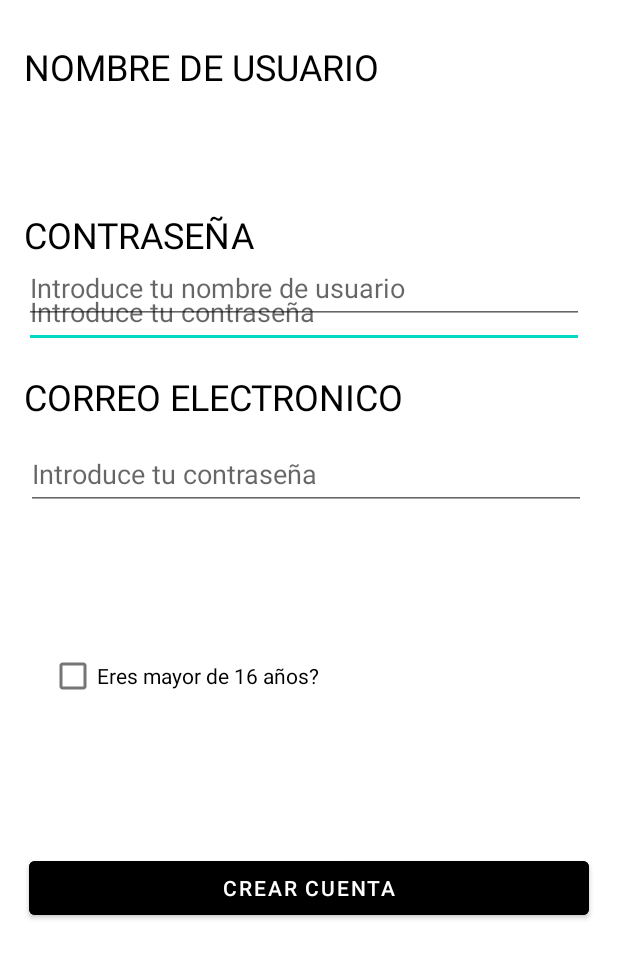
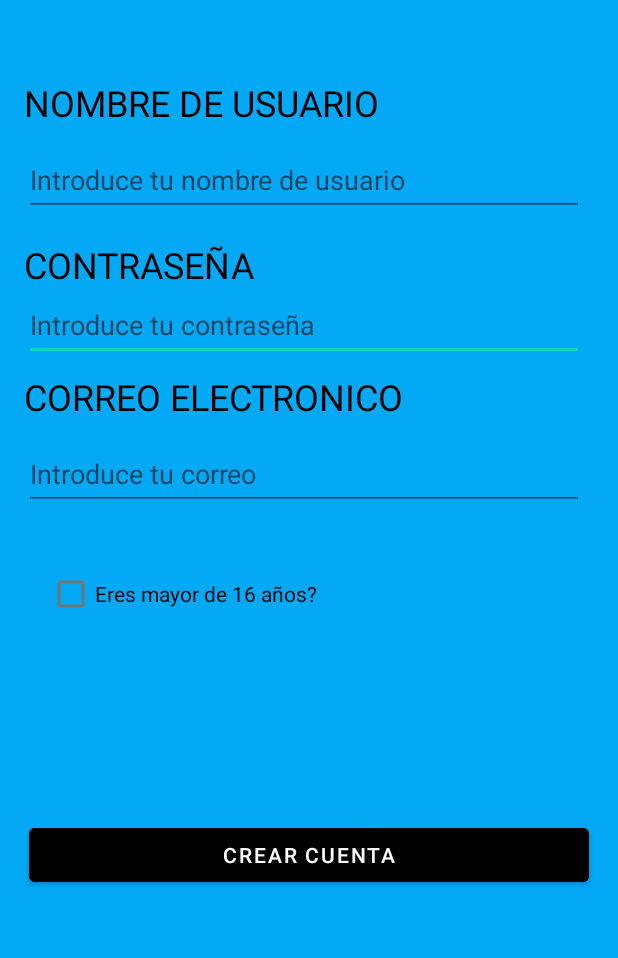
Before and after one commit to BaiAngel/2DAM-Grupo5, an Android app: the layout activity_main2.xml on its own in the app's theme, with its tools: preview values and no code run, on a phone screen of 412 x 824 dp. Shown: the top 958 px of the screen. Run offline under Robolectric (Android 15) with nearby library versions, the phone set to English and light mode, and no system bars.

Commit message:
pantallas login sing up enlaze

```diff
--- a/app/src/main/res/layout/activity_main2.xml
+++ b/app/src/main/res/layout/activity_main2.xml
@@ -4,6 +4,7 @@
     xmlns:tools="http://schemas.android.com/tools"
     android:layout_width="match_parent"
     android:layout_height="match_parent"
+    android:background="#03A9F4"
     tools:context=".MainActivity2">
 
     <Button
@@ -11,17 +12,15 @@
         android:layout_width="373dp"
         android:layout_height="wrap_content"
         android:layout_marginStart="19dp"
-        android:layout_marginTop="8dp"
         android:layout_marginEnd="19dp"
-        android:layout_marginBottom="208dp"
+        android:layout_marginBottom="230dp"
         android:backgroundTint="#000000"
         android:text="Crear cuenta"
+        android:textColor="#FFFFFF"
         app:iconTint="#000000"
         app:layout_constraintBottom_toBottomOf="parent"
         app:layout_constraintEnd_toEndOf="parent"
-        app:layout_constraintHorizontal_bias="0.0"
-        app:layout_constraintStart_toStartOf="parent"
-        app:layout_constraintTop_toBottomOf="@+id/Sing_in" />
+        app:layout_constraintStart_toStartOf="parent" />
 
     <EditText
         android:id="@+id/password_reg"
@@ -44,9 +43,10 @@
         android:layout_marginStart="16dp"
         android:layout_marginEnd="20dp"
         android:ems="10"
-        android:hint="Introduce tu contraseña"
+        android:hint="Introduce tu correo"
         android:inputType="textLongMessage"
         app:layout_constraintEnd_toEndOf="parent"
+        app:layout_constraintHorizontal_bias="0.0"
         app:layout_constraintStart_toStartOf="parent"
         app:layout_constraintTop_toBottomOf="@+id/correo_reg" />
 
@@ -57,7 +57,6 @@
         android:layout_marginStart="16dp"
         android:layout_marginTop="248dp"
         android:layout_marginEnd="205dp"
-        android:layout_marginBottom="8dp"
         android:text="CORREO ELECTRONICO"
         android:textColor="#000000"
         android:textSize="24sp"
@@ -70,9 +69,9 @@
     <TextView
         android:id="@+id/pass_reg"
         android:layout_width="349dp"
-        android:layout_height="44dp"
+        android:layout_height="wrap_content"
         android:layout_marginStart="16dp"
-        android:layout_marginTop="140dp"
+        android:layout_marginTop="16dp"
         android:layout_marginEnd="205dp"
         android:layout_marginBottom="8dp"
         android:text="CONTRASEÑA"
@@ -82,31 +81,33 @@
         app:layout_constraintEnd_toEndOf="parent"
         app:layout_constraintHorizontal_bias="0.0"
         app:layout_constraintStart_toStartOf="parent"
-        app:layout_constraintTop_toTopOf="parent" />
+        app:layout_constraintTop_toBottomOf="@+id/usuatio_reg" />
 
     <EditText
         android:id="@+id/usuatio_reg"
         android:layout_width="373dp"
-        android:layout_height="48dp"
+        android:layout_height="wrap_content"
         android:layout_marginStart="16dp"
         android:layout_marginEnd="185dp"
         android:layout_marginBottom="608dp"
         android:ems="10"
         android:hint="Introduce tu nombre de usuario"
         android:inputType="textShortMessage|textLongMessage|textPersonName"
+        android:minHeight="48dp"
         app:layout_constraintBottom_toBottomOf="parent"
         app:layout_constraintEnd_toEndOf="parent"
         app:layout_constraintHorizontal_bias="0.0"
-        app:layout_constraintStart_toStartOf="parent" />
+        app:layout_constraintStart_toStartOf="parent"
+        app:layout_constraintTop_toBottomOf="@+id/usu_reg"
+        app:layout_constraintVertical_bias="0.0" />
 
     <TextView
         android:id="@+id/usu_reg"
         android:layout_width="349dp"
         android:layout_height="44dp"
         android:layout_marginStart="16dp"
-        android:layout_marginTop="28dp"
+        android:layout_marginTop="52dp"
         android:layout_marginEnd="205dp"
-        android:layout_marginBottom="8dp"
         android:text="NOMBRE DE USUARIO"
         android:textColor="#000000"
         android:textSize="24sp"
@@ -122,13 +123,15 @@
         android:layout_width="wrap_content"
         android:layout_height="wrap_content"
         android:layout_marginStart="31dp"
-        android:layout_marginTop="40dp"
+        android:layout_marginTop="32dp"
         android:layout_marginEnd="198dp"
-        android:layout_marginBottom="47dp"
+        android:layout_marginBottom="32dp"
         android:text="Eres mayor de 16 años?"
         app:layout_constraintBottom_toTopOf="@+id/sing_up2"
         app:layout_constraintEnd_toEndOf="parent"
+        app:layout_constraintHorizontal_bias="0.0"
         app:layout_constraintStart_toStartOf="parent"
-        app:layout_constraintTop_toBottomOf="@+id/correo_reg2" />
+        app:layout_constraintTop_toBottomOf="@+id/correo_reg2"
+        app:layout_constraintVertical_bias="0.0" />
 
 </androidx.constraintlayout.widget.ConstraintLayout>
```
Also changed, not shown: app/src/main/AndroidManifest.xml (+6 -5 lines), app/src/main/java/com/example/a2dam_grupo5/MainActivity.java (+12 -1 lines), app/src/main/res/layout/activity_main.xml (+3 -5 lines).
